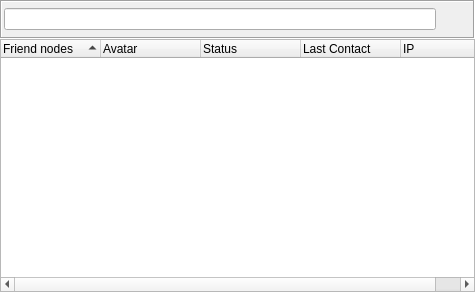
Above: retroshare-gui/src/gui/common/FriendList.ui from RetroShare/RetroShare before the change. Below: the same form after it.
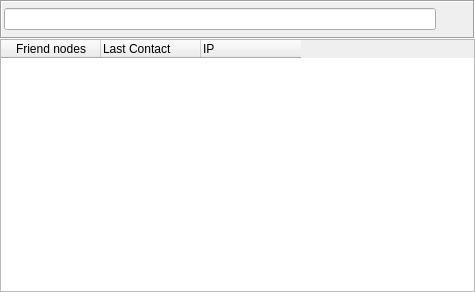
That is the form after the change. Icons and pictures are not drawn. Custom widgets are drawn as their Qt base class.

Commit message:
FriendList: - Removed avatar column - Removed state column - Added combined avatar and status icon - Added status icons in 64px - Renamed "Hide state" to "Show state" - Added sort by name and state
RSTreeWidget:
- Added version for load/save state
- Added method setColumnCustomizable

```diff
--- a/retroshare-gui/src/gui/common/FriendList.ui
+++ b/retroshare-gui/src/gui/common/FriendList.ui
@@ -81,15 +81,6 @@
        <height>38</height>
       </size>
      </property>
-     <property name="autoExpandDelay">
-      <number>1</number>
-     </property>
-     <property name="indentation">
-      <number>20</number>
-     </property>
-     <property name="sortingEnabled">
-      <bool>true</bool>
-     </property>
      <property name="allColumnsShowFocus">
       <bool>true</bool>
      </property>
@@ -97,7 +88,7 @@
       <bool>false</bool>
      </property>
      <property name="columnCount">
-      <number>5</number>
+      <number>3</number>
      </property>
      <attribute name="headerStretchLastSection">
       <bool>false</bool>
@@ -106,15 +97,8 @@
       <property name="text">
        <string>Friend nodes</string>
       </property>
-     </column>
-     <column>
-      <property name="text">
-       <string>Avatar</string>
-      </property>
-     </column>
-     <column>
-      <property name="text">
-       <string>Status</string>
+      <property name="textAlignment">
+       <set>AlignHCenter|AlignVCenter|AlignCenter</set>
       </property>
      </column>
      <column>
```
Left out of the diff: 30 changed lines with no effect on the pictures. The commit also changes 23 other files.
